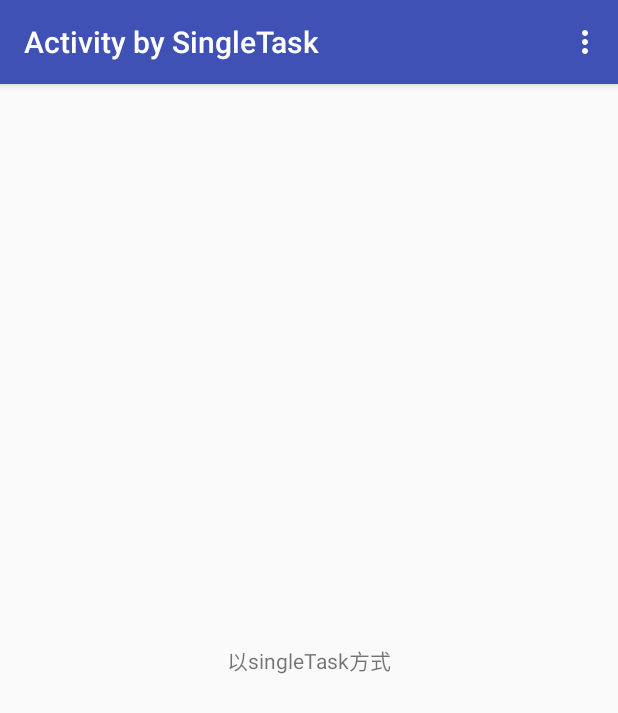
After one commit to tc7326/AndroidPortal, an Android app: the GoSingleTaskActivity screen opened directly, with no data from a screen before it, on a phone screen of 412 x 824 dp. The commit adds this screen. Shown: the top 713 px of the screen. Run offline under Robolectric (Android 15) with nearby library versions, the phone set to English and light mode, and no system bars.

```diff
--- /dev/null
+++ b/app/src/main/java/info/itloser/androidportal/components/goactivity/BaseTaskActivity.java
@@ -0,0 +1,104 @@
+package info.itloser.androidportal.components.goactivity;
+
+import android.content.Intent;
+import android.content.pm.ActivityInfo;
+import android.content.pm.PackageManager;
+import android.os.Bundle;
+import android.support.v7.app.AppCompatActivity;
+import android.util.Log;
+import android.view.Menu;
+import android.view.MenuInflater;
+import android.view.MenuItem;
+
+import info.itloser.androidportal.R;
+
+public class BaseTaskActivity extends AppCompatActivity {
+
+    @Override
+    protected void onStart() {
+        Log.i("dd", "onStart：" + getClass().getSimpleName() + " TaskId: " + getTaskId() + " hasCode:" + this.hashCode());
+        super.onStart();
+    }
+
+    @Override
+    protected void onCreate(Bundle savedInstanceState) {
+        super.onCreate(savedInstanceState);
+        Log.i("dd", "onCreate：" + getClass().getSimpleName() + " TaskId: " + getTaskId() + " hasCode:" + this.hashCode());
+        dumpTaskAffinity();
+    }
+
+    @Override
+    protected void onNewIntent(Intent intent) {
+        super.onNewIntent(intent);
+        Log.i("dd", "onNewIntent：" + getClass().getSimpleName() + " TaskId: " + getTaskId() + " hasCode:" + this.hashCode());
+        dumpTaskAffinity();
+    }
+
+    @Override
+    protected void onResume() {
+        Log.i("dd", "onResume：" + getClass().getSimpleName() + " TaskId: " + getTaskId() + " hasCode:" + this.hashCode());
+        super.onResume();
+    }
+
+    @Override
+    public boolean onCreateOptionsMenu(Menu menu) {
+//        Log.i("dd", "onCreateOptionsMenu");
+        MenuInflater inflater = getMenuInflater();
+        inflater.inflate(R.menu.task0_activity_menu, menu);
+        return true;
+    }
+
+    @Override
+    public boolean onOptionsItemSelected(MenuItem item) {
+        switch (item.getItemId()) {
+            case R.id.show_dialog:
+                break;
+            case R.id.new_standard_activity:
+                startActivity(new Intent(getApplicationContext(), GoStandardActivity.class));
+                break;
+            case R.id.new_singleTop_activity:
+                startActivity(new Intent(getApplicationContext(), GoSingleTopActivity.class));
+                break;
+            case R.id.new_singleTask_activity:
+                startActivity(new Intent(getApplicationContext(), GoSingleTaskActivity.class));
+                break;
+            case R.id.new_singleInstance_activity:
+                startActivity(new Intent(getApplicationContext(), GoSingleInstanceActivity.class));
+                break;
+        }
+        return super.onOptionsItemSelected(item);
+    }
+
+    @Override
+    protected void onPause() {
+        Log.i("dd", "onPause：" + getClass().getSimpleName() + " TaskId: " + getTaskId() + " hasCode:" + this.hashCode());
+        super.onPause();
+    }
+
+    @Override
+    protected void onStop() {
+        Log.i("dd", "onStop：" + getClass().getSimpleName() + " TaskId: " + getTaskId() + " hasCode:" + this.hashCode());
+        super.onStop();
+    }
+
+    @Override
+    protected void onDestroy() {
+        Log.i("dd", "onDestroy：" + getClass().getSimpleName() + " TaskId: " + getTaskId() + " hasCode:" + this.hashCode());
+        super.onDestroy();
+    }
+
+
+    /*
+     * 打印activity日志
+     * */
+    protected void dumpTaskAffinity() {
+        try {
+            ActivityInfo info = this.getPackageManager()
+                    .getActivityInfo(getComponentName(), PackageManager.GET_META_DATA);
+            Log.i("dd", "taskAffinity:" + info.taskAffinity);
+        } catch (PackageManager.NameNotFoundException e) {
+            e.printStackTrace();
+        }
+    }
+
+}
--- /dev/null
+++ b/app/src/main/java/info/itloser/androidportal/components/goactivity/GoSingleTaskActivity.java
@@ -0,0 +1,18 @@
+package info.itloser.androidportal.components.goactivity;
+
+import android.os.Bundle;
+import android.widget.TextView;
+
+import info.itloser.androidportal.R;
+
+public class GoSingleTaskActivity extends BaseTaskActivity {
+
+    @Override
+    protected void onCreate(Bundle savedInstanceState) {
+        super.onCreate(savedInstanceState);
+        setContentView(R.layout.activity_go_standard);
+        setTitle("Activity by SingleTask");
+        ((TextView)findViewById(R.id.tv_mode)).setText(R.string.new_activity_by_singleTask);
+    }
+
+}
--- a/app/src/main/res/layout/activity_go_task0.xml
+++ b/app/src/main/res/layout/activity_go_layout.xml
@@ -4,6 +4,6 @@
     xmlns:tools="http://schemas.android.com/tools"
     android:layout_width="match_parent"
     android:layout_height="match_parent"
-    tools:context=".goactivity.GoTask0Activity">
+    tools:context=".layout.GoLayoutActivity">
 
 </android.support.constraint.ConstraintLayout>
--- /dev/null
+++ b/app/src/main/res/layout/activity_go_standard.xml
@@ -0,0 +1,23 @@
+<?xml version="1.0" encoding="utf-8"?>
+<android.support.constraint.ConstraintLayout xmlns:android="http://schemas.android.com/apk/res/android"
+    xmlns:app="http://schemas.android.com/apk/res-auto"
+    xmlns:tools="http://schemas.android.com/tools"
+    android:layout_width="match_parent"
+    android:layout_height="match_parent"
+    tools:context=".components.goactivity.GoSingleTopActivity">
+
+    <TextView
+        android:id="@+id/tv_mode"
+        android:layout_width="wrap_content"
+        android:layout_height="wrap_content"
+        android:layout_marginStart="8dp"
+        android:layout_marginTop="8dp"
+        android:layout_marginEnd="8dp"
+        android:layout_marginBottom="8dp"
+        android:text="@string/new_activity_by_standard"
+        app:layout_constraintBottom_toBottomOf="parent"
+        app:layout_constraintEnd_toEndOf="parent"
+        app:layout_constraintStart_toStartOf="parent"
+        app:layout_constraintTop_toTopOf="parent" />
+
+</android.support.constraint.ConstraintLayout>
--- a/app/src/main/res/layout/activity_go_task1.xml
+++ b/app/src/main/res/layout/activity_service.xml
@@ -4,6 +4,6 @@
     xmlns:tools="http://schemas.android.com/tools"
     android:layout_width="match_parent"
     android:layout_height="match_parent"
-    tools:context=".goactivity.GoTask0Activity">
+    tools:context=".components.goservice.ServiceActivity">
 
 </android.support.constraint.ConstraintLayout>
--- a/app/src/main/res/values/strings.xml
+++ b/app/src/main/res/values/strings.xml
@@ -13,5 +13,8 @@
 
     <string name="main_menu_0">四大组件</string>
 
+    <string name="start_Service">以start方式启动Service</string>
+    <string name="bind_Service">以bind方式启动Service</string>
+    <string name="stop_Service">关闭Service</string>
 
 </resources>
```
Also changed, not shown: app/src/main/AndroidManifest.xml (+28 -2 lines), app/src/main/java/info/itloser/androidportal/MainActivity.java (+4 -4 lines), app/src/main/java/info/itloser/androidportal/components/goactivity/GoSingleInstanceActivity.java (added, +18 -0 lines), app/src/main/java/info/itloser/androidportal/components/goactivity/GoSingleTopActivity.java (added, +18 -0 lines), app/src/main/java/info/itloser/androidportal/components/goactivity/GoStandardActivity.java (added, +16 -0 lines), app/src/main/java/info/itloser/androidportal/components/goservice/LocalService.java (added, +62 -0 lines), app/src/main/java/info/itloser/androidportal/components/goservice/ServiceActivity.java (added, +44 -0 lines), app/src/main/java/info/itloser/androidportal/goactivity/GoTask0Activity.java (deleted, +0 -93 lines), app/src/main/java/info/itloser/androidportal/goactivity/GoTask1Activity.java (deleted, +0 -49 lines), app/src/main/java/info/itloser/androidportal/layout/GoLayoutActivity.java (added, +15 -0 lines), app/src/main/res/drawable/round.xml (added, +8 -0 lines), app/src/main/res/layout/activity_main.xml (+13 -0 lines), app/src/main/res/menu/service_activity_menu.xml (added, +12 -0 lines).
